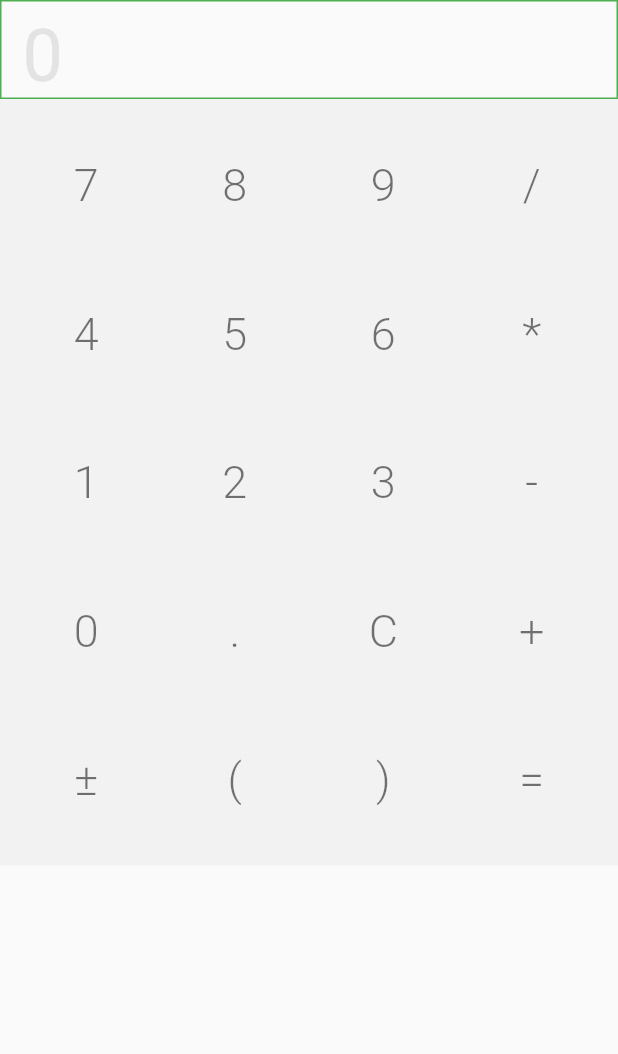
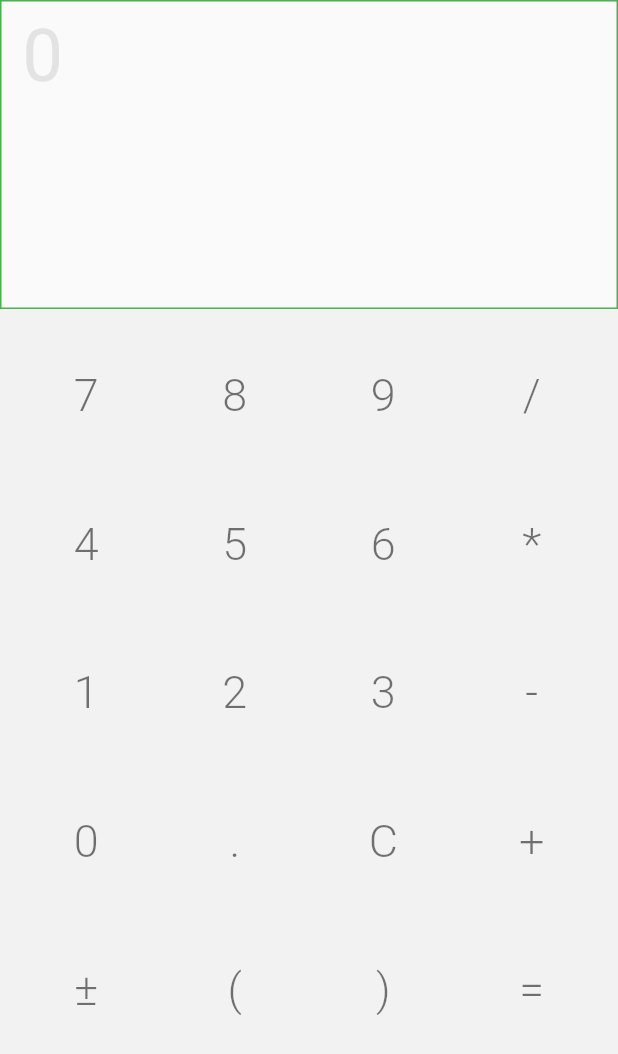
Before and after one commit to luigimicco/flutter_calculator, a Flutter app: the screen it shows after launch, on a phone screen of 412 x 824 dp. Shown: the top 1054 px of the screen. Run offline on Flutter 3.47's test engine with Material 2 defaults, Android fonts, the phone set to English and light mode, and no system bars; our stand-ins replace math_expressions.

Commit message:
new layout with expanded

```diff
--- a/lib/pages/calculator.dart
+++ b/lib/pages/calculator.dart
@@ -39,7 +39,9 @@ class _CalculatorState extends State<Calculator> {
     return MaterialApp(
         home: Scaffold(
       body: Column(children: <Widget>[
-        Container(
+        Expanded(
+          flex: 1,
+          child: Container(
               decoration: BoxDecoration(
                 // Bottom Divider
                 border: Border.all(
@@ -58,7 +60,8 @@ class _CalculatorState extends State<Calculator> {
                       fontWeight: FontWeight.w400),
                 ),
               )),
-        _buildButtons(),
+        ),
+        Expanded(flex: 3, child: _buildButtons()),
       ]),
     ));
   }
```
Lines whose indentation alone changed are shown as unchanged.
